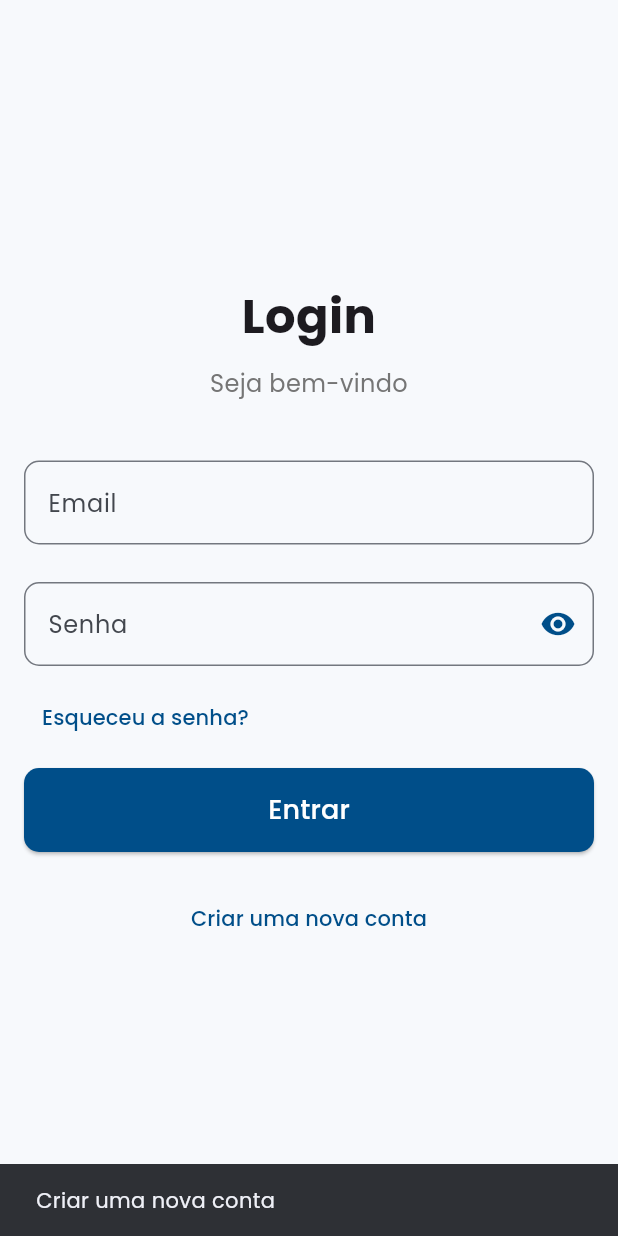
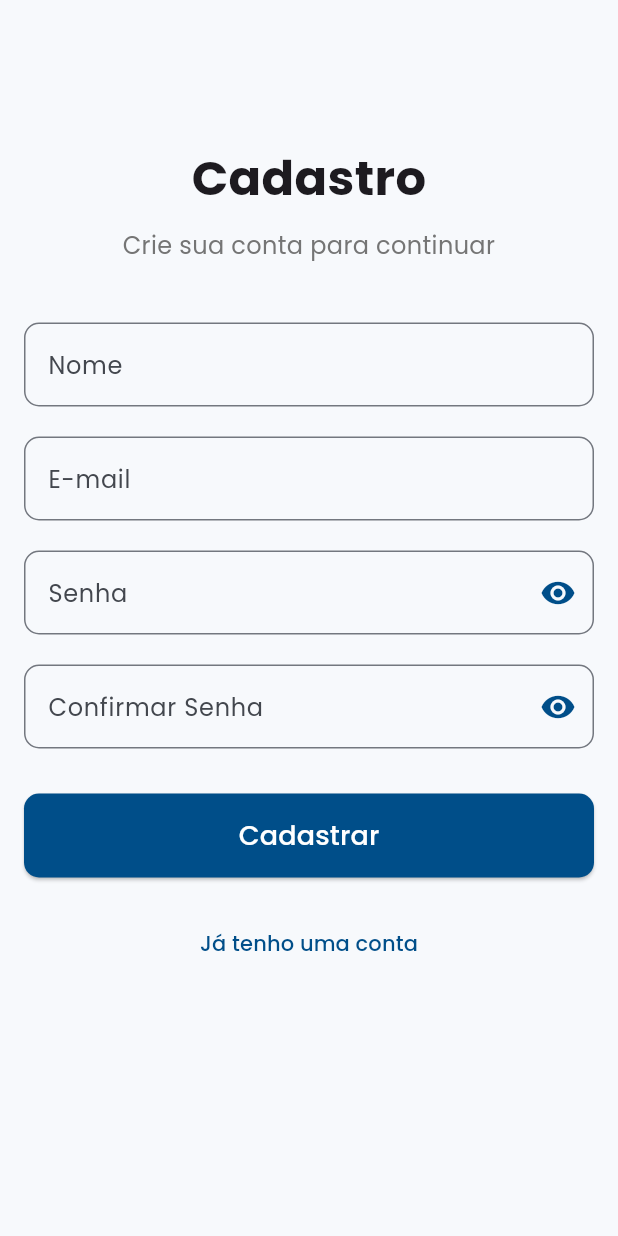
Before and after one commit to DaniellyBenicio/chat_comunicacao_proximidade, a Flutter app: the Login screen opened directly, after a tap on "Criar uma nova conta", on a phone screen of 412 x 824 dp. Run offline on Flutter 3.47's test engine with Material 3 defaults, Android fonts, the phone set to English and light mode, and no system bars; our stand-ins replace google_fonts, shared_preferences; accounts and stored records are empty.

Commit message:
add: screen register

```diff
--- a/lib/login.dart
+++ b/lib/login.dart
@@ -1,4 +1,5 @@
 import 'package:flutter/material.dart';
+import 'register.dart';
 
 class Login extends StatefulWidget {
   const Login({super.key});
@@ -119,8 +120,9 @@ class _LoginScreenState extends State<Login> {
             const SizedBox(height: 20),
             TextButton(
               onPressed: () {
-                ScaffoldMessenger.of(context).showSnackBar(
-                  const SnackBar(content: Text('Criar uma nova conta')),
+                Navigator.push(
+                  context,
+                  MaterialPageRoute(builder: (context) => const Register()),
                 );
               },
               child: Text(
--- /dev/null
+++ b/lib/register.dart
@@ -0,0 +1,196 @@
+import 'package:flutter/material.dart';
+
+class Register extends StatefulWidget {
+  const Register({super.key});
+
+  @override
+  State<Register> createState() => _RegisterState();
+}
+
+class _RegisterState extends State<Register> {
+  final _nameController = TextEditingController();
+  final _emailController = TextEditingController();
+  final _passwordController = TextEditingController();
+  final _confirmPasswordController = TextEditingController();
+  bool _obscurePassword = true;
+  bool _obscureConfirmPassword = true;
+
+  @override
+  void dispose() {
+    _nameController.dispose();
+    _emailController.dispose();
+    _passwordController.dispose();
+    _confirmPasswordController.dispose();
+    super.dispose();
+  }
+
+  void _register() {
+    if (_passwordController.text != _confirmPasswordController.text) {
+      ScaffoldMessenger.of(context).showSnackBar(
+        const SnackBar(content: Text('As senhas não coincidem')),
+      );
+      return;
+    }
+
+    // Aqui você pode adicionar a lógica de envio ao backend
+    ScaffoldMessenger.of(context).showSnackBar(
+      const SnackBar(content: Text('Cadastro realizado com sucesso!')),
+    );
+  }
+
+  @override
+  Widget build(BuildContext context) {
+    final primaryColor = Theme.of(context).primaryColor;
+
+    return Scaffold(
+      body: Padding(
+        padding: const EdgeInsets.all(16.0),
+        child: SingleChildScrollView( // rolagem em telas pequenas
+          child: Column(
+            mainAxisAlignment: MainAxisAlignment.center,
+            crossAxisAlignment: CrossAxisAlignment.stretch,
+            children: [
+              const SizedBox(height: 80),
+              Text(
+                'Cadastro',
+                textAlign: TextAlign.center,
+                style: const TextStyle(
+                  fontSize: 32,
+                  fontWeight: FontWeight.bold,
+                ),
+              ),
+              const SizedBox(height: 10),
+              Text(
+                'Crie sua conta para continuar',
+                textAlign: TextAlign.center,
+                style: TextStyle(fontSize: 16, color: Colors.grey[600]),
+              ),
+              const SizedBox(height: 40),
+
+              // Nome
+              TextField(
+                controller: _nameController,
+                decoration: InputDecoration(
+                  labelText: 'Nome',
+                  border: OutlineInputBorder(
+                    borderRadius: BorderRadius.circular(10),
+                  ),
+                  focusedBorder: OutlineInputBorder(
+                    borderSide: BorderSide(color: primaryColor),
+                    borderRadius: BorderRadius.circular(10),
+                  ),
+                ),
+                keyboardType: TextInputType.name,
+              ),
+              const SizedBox(height: 20),
+
+              // Email
+              TextField(
+                controller: _emailController,
+                decoration: InputDecoration(
+                  labelText: 'E-mail',
+                  border: OutlineInputBorder(
+                    borderRadius: BorderRadius.circular(10),
+                  ),
+                  focusedBorder: OutlineInputBorder(
+                    borderSide: BorderSide(color: primaryColor),
+                    borderRadius: BorderRadius.circular(10),
+                  ),
+                ),
+                keyboardType: TextInputType.emailAddress,
+              ),
+              const SizedBox(height: 20),
+
+              // Senha
+              TextField(
+                controller: _passwordController,
+                obscureText: _obscurePassword,
+                decoration: InputDecoration(
+                  labelText: 'Senha',
+                  border: OutlineInputBorder(
+                    borderRadius: BorderRadius.circular(10),
+                  ),
+                  focusedBorder: OutlineInputBorder(
+                    borderSide: BorderSide(color: primaryColor),
+                    borderRadius: BorderRadius.circular(10),
+                  ),
+                  suffixIcon: IconButton(
+                    icon: Icon(
+                      _obscurePassword ? Icons.visibility : Icons.visibility_off,
+                      color: primaryColor,
+                    ),
+                    onPressed: () {
+                      setState(() {
+                        _obscurePassword = !_obscurePassword;
+                      });
+                    },
+                  ),
+                ),
+              ),
+              const SizedBox(height: 20),
+
+              // Confirmar Senha
+              TextField(
+                controller: _confirmPasswordController,
+                obscureText: _obscureConfirmPassword,
+                decoration: InputDecoration(
+                  labelText: 'Confirmar Senha',
+                  border: OutlineInputBorder(
+                    borderRadius: BorderRadius.circular(10),
+                  ),
+                  focusedBorder: OutlineInputBorder(
+                    borderSide: BorderSide(color: primaryColor),
+                    borderRadius: BorderRadius.circular(10),
+                  ),
+                  suffixIcon: IconButton(
+                    icon: Icon(
+                      _obscureConfirmPassword
+                          ? Icons.visibility
+                          : Icons.visibility_off,
+                      color: primaryColor,
+                    ),
+                    onPressed: () {
+                      setState(() {
+                        _obscureConfirmPassword = !_obscureConfirmPassword;
+                      });
+                    },
+                  ),
+                ),
+              ),
+              const SizedBox(height: 30),
+
+              // Botão Cadastrar
+              ElevatedButton(
+                onPressed: _register,
+                style: ElevatedButton.styleFrom(
+                  backgroundColor: primaryColor,
+                  padding: const EdgeInsets.symmetric(vertical: 15),
+                  shape: RoundedRectangleBorder(
+                    borderRadius: BorderRadius.circular(10),
+                  ),
+                ),
+                child: const Text(
+                  'Cadastrar',
+                  style: TextStyle(fontSize: 18, color: Colors.white),
+                ),
+              ),
+              const SizedBox(height: 20),
+
+              // Link "Já tenho uma conta"
+              TextButton(
+                onPressed: () {
+                  Navigator.pop(context); // volta para a tela de login
+                },
+                child: Text(
+                  'Já tenho uma conta',
+                  style: TextStyle(color: primaryColor),
+                ),
+              ),
+              const SizedBox(height: 20),
+            ],
+          ),
+        ),
+      ),
+    );
+  }
+}
```
